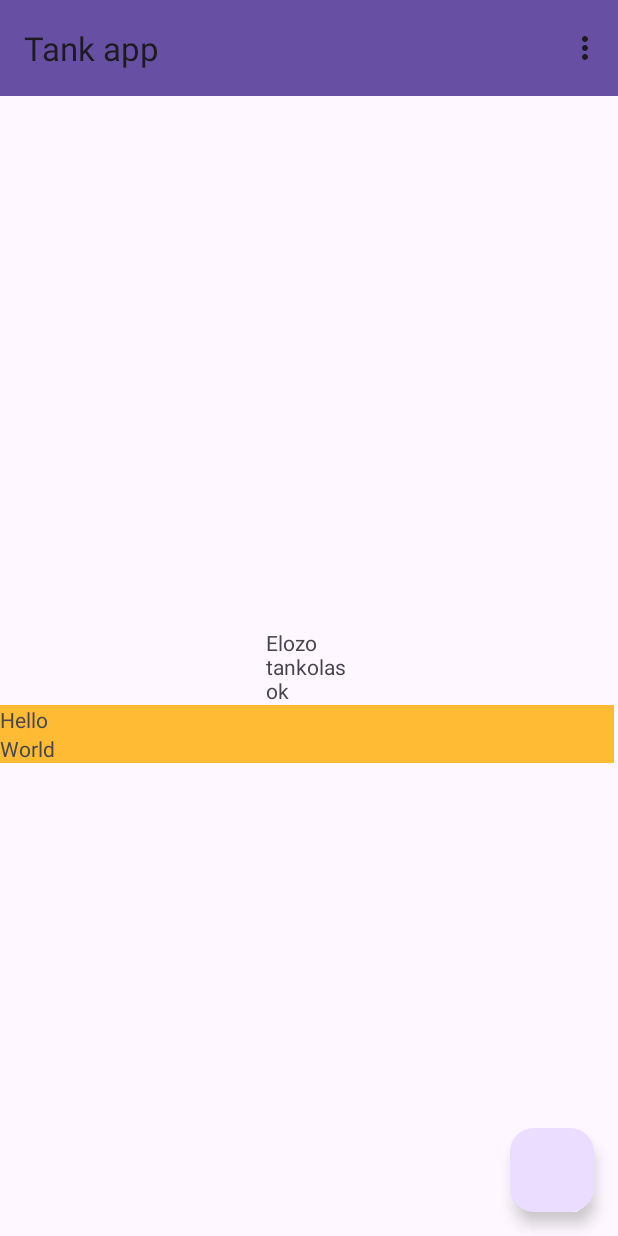
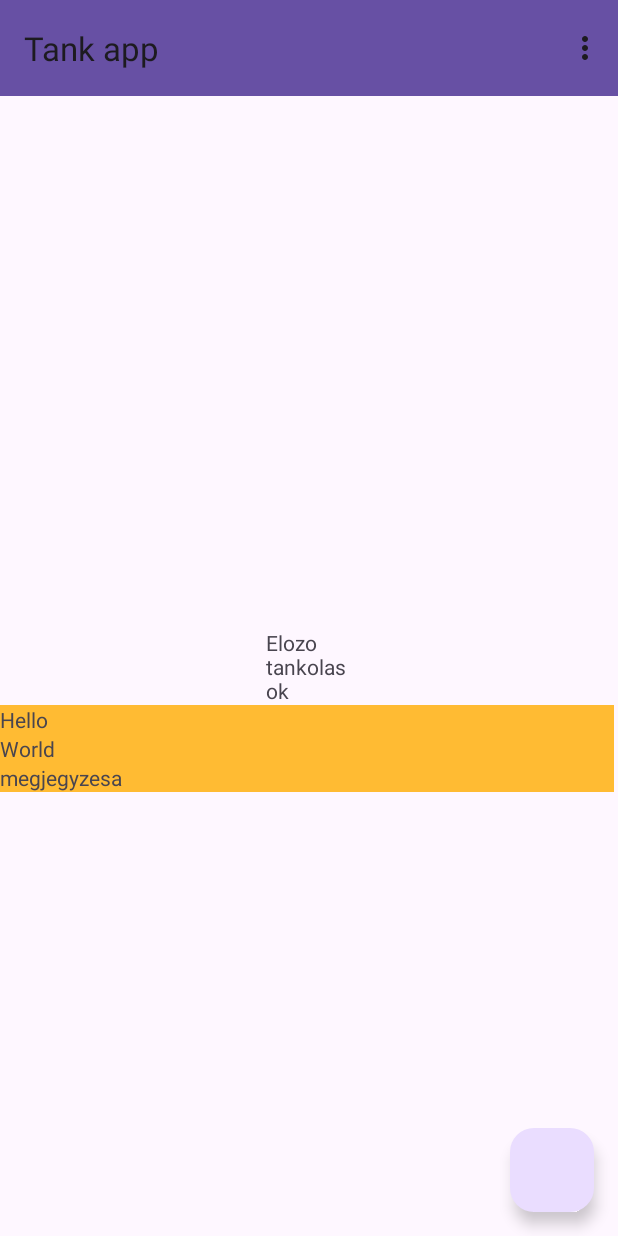
Before and after one commit to badinszky97/android_beadando, an Android app: the fragment UjTankolas placed in its activity, in the options menu, after a tap on "Előző tankolások", on a phone screen of 412 x 824 dp. Run offline under Robolectric (Android 15) with nearby library versions, the phone set to English and light mode, and no system bars; our stand-ins replace Room's generated code.

Commit message:
Gombbal hozzá lehet adni az adatbázishoz, fix elemeket

```diff
--- a/app/src/main/java/hu/nje/tankolasnyilvantarto/MainActivity.java
+++ b/app/src/main/java/hu/nje/tankolasnyilvantarto/MainActivity.java
@@ -56,9 +56,9 @@ public class MainActivity extends AppCompatActivity {
         loadFragment(new UjTankolas(), "ujtankolas");
     }
 
-    public void UjTankolasMentese(Tankolas uj)
+    public void UjElozoTankolasokFragment()
     {
-
+        loadFragment(new ElozoTankolasok(), "elozo");
     }
 
     private void loadFragment(Fragment fragment, String tag) {
--- a/app/src/main/java/hu/nje/tankolasnyilvantarto/UjTankolas.java
+++ b/app/src/main/java/hu/nje/tankolasnyilvantarto/UjTankolas.java
@@ -3,6 +3,7 @@ package hu.nje.tankolasnyilvantarto;
 import android.os.Bundle;
 
 import androidx.fragment.app.Fragment;
+import androidx.lifecycle.ViewModelProvider;
 
 import android.view.LayoutInflater;
 import android.view.View;
@@ -11,6 +12,10 @@ import android.widget.Button;
 import android.widget.EditText;
 
 public class UjTankolas extends Fragment {
+
+    private TankolasViewModel mTankolasViewModel;
+
+
     Button hozzaadGomb;
     EditText ujMennyiseg;
     EditText ujDatum;
@@ -39,10 +44,14 @@ public class UjTankolas extends Fragment {
         ujMegjegyzes = view.findViewById(R.id.ujTankolasFrgMeghegyzes);
 
         hozzaadGomb = view.findViewById(R.id.ujTankolasFrgHozzaad);
+
+        mTankolasViewModel = new ViewModelProvider(this).get(TankolasViewModel.class);
+
         hozzaadGomb.setOnClickListener( v -> {
 
-            Tankolas ujElem = new Tankolas("megjegyzes", 100,200);
-
+            Tankolas ujElem = new Tankolas("megjegyzesa", 101,201);
+            mTankolasViewModel.insert(ujElem);
+            mainactivity.UjElozoTankolasokFragment();
         });
         return view;
     }
```
